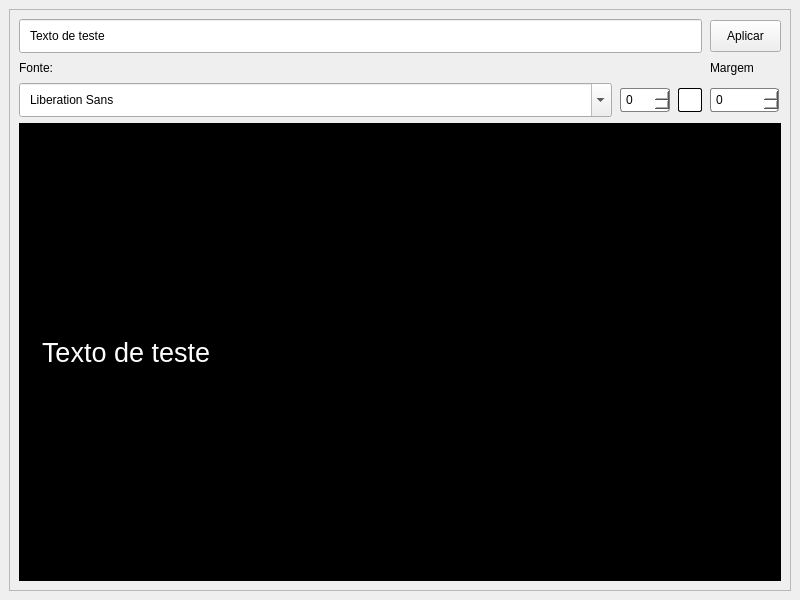
Old version of the form src/ui/settings/window.ui in the repository luanws/bible-projector.
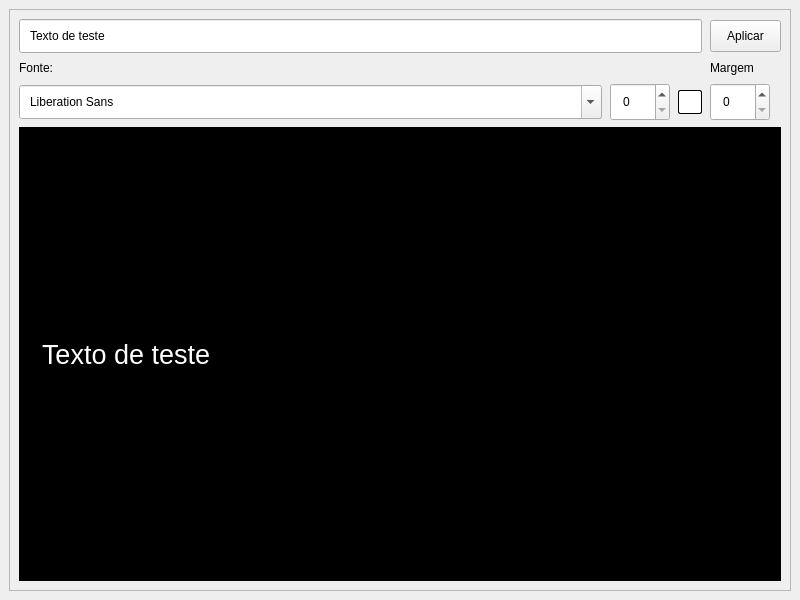
New version of the form.

Commit message: feat(ui/settings): styles

```diff
--- a/src/ui/settings/window.ui
+++ b/src/ui/settings/window.ui
@@ -64,26 +64,18 @@
               </property>
               <property name="minimumSize">
                <size>
-                <width>50</width>
+                <width>60</width>
                 <height>0</height>
                </size>
               </property>
               <property name="maximumSize">
                <size>
-                <width>50</width>
+                <width>60</width>
                 <height>16777215</height>
                </size>
               </property>
               <property name="styleSheet">
-               <string notr="true">* {
-	border-style: solid;
-	border-color: gray;
-	border-width: 1px;
-	border-radius: 3px;
-	padding: 3px;
-	background-color: white;
-	color: black;
-}</string>
+               <string notr="true">padding: 8px;</string>
               </property>
               <property name="maximum">
                <number>1638</number>
@@ -145,20 +137,18 @@
               </property>
               <property name="minimumSize">
                <size>
-                <width>50</width>
+                <width>60</width>
                 <height>0</height>
                </size>
               </property>
+              <property name="maximumSize">
+               <size>
+                <width>60</width>
+                <height>16777215</height>
+               </size>
+              </property>
               <property name="styleSheet">
-               <string notr="true">* {
-	border-style: solid;
-	border-color: gray;
-	border-width: 1px;
-	border-radius: 3px;
-	padding: 3px;
-	background-color: white;
-	color: black;
-}</string>
+               <string notr="true">padding: 8px;</string>
               </property>
               <property name="maximum">
                <number>1000000</number>
```
The commit also changes 2 other files.
